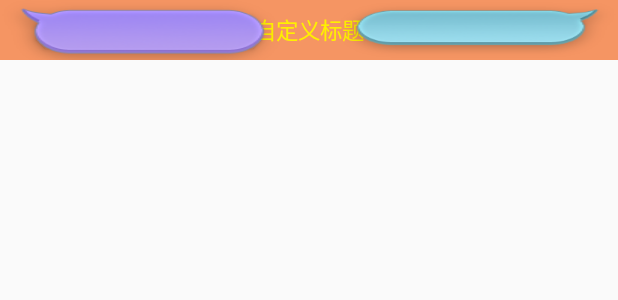
After one commit to lcmftianci/RecyclerViewDemo, an Android app: the layout def_view_activity.xml on its own in the app's theme, with its tools: preview values and no code run, on a phone screen of 412 x 824 dp. The commit adds this screen. Shown: the top 300 px of the screen. Run offline under Robolectric (Android 15) with nearby library versions, the phone set to English and light mode, and no system bars.

```diff
--- a/RecyclerViewDemo/app/src/main/AndroidManifest.xml
+++ b/RecyclerViewDemo/app/src/main/AndroidManifest.xml
@@ -57,6 +57,8 @@
 
         <activity android:name=".LoadActivity"></activity>
 
+        <activity android:name=".DefView.DefViewActivity"></activity>
+
     </application>
 
 </manifest>
--- /dev/null
+++ b/RecyclerViewDemo/app/src/main/java/com/lcmf/xll/recyclerviewdemo/DefView/TopBar.java
@@ -0,0 +1,127 @@
+package com.lcmf.xll.recyclerviewdemo.DefView;
+
+import android.content.Context;
+import android.content.res.TypedArray;
+import android.graphics.drawable.Drawable;
+import android.util.AttributeSet;
+import android.view.Gravity;
+import android.view.View;
+import android.view.ViewGroup;
+import android.widget.Button;
+import android.widget.RelativeLayout;
+import android.widget.TextView;
+
+import com.lcmf.xll.recyclerviewdemo.R;
+
+/**
+ * 自定义View控件
+ * Created by Administrator on 2017/6/25 0025.
+ */
+
+public class TopBar extends RelativeLayout {
+
+	//成员变量
+	private Button leftBtn, rightBtn;
+	private TextView tvTitle;
+	private int leftTexColor;
+	private Drawable leftBackground;
+	private String leftText;
+	private int rightTexColor;
+	private Drawable rightBackground;
+	private String rightText;
+	private float titleTextSize;
+	private int titleTextColor;
+	private String titleText;
+
+	private LayoutParams leftParams, rightParams, titleParams;
+
+	private topbarOnClickListener listener;
+
+	//新建接口
+	public interface topbarOnClickListener{
+		public void leftClick();
+		public void rightClick();
+	}
+
+	public void setOnTopbarClickListener(topbarOnClickListener listener){
+		this.listener = listener;
+	}
+
+
+	public TopBar(Context context, AttributeSet attrs) {
+		super(context, attrs);
+		TypedArray ta = context.obtainStyledAttributes(attrs, R.styleable.TopBar);
+		leftTexColor = ta.getColor(R.styleable.TopBar_leftTextColor, 0);
+		leftBackground = ta.getDrawable(R.styleable.TopBar_leftTextBackground);
+		leftText = ta.getString(R.styleable.TopBar_leftText);
+
+		rightTexColor = ta.getColor(R.styleable.TopBar_rightTextColor, 0);
+		rightBackground = ta.getDrawable(R.styleable.TopBar_rightTextBackground);
+		rightText = ta.getString(R.styleable.TopBar_rightText);
+
+		titleText = ta.getString(R.styleable.TopBar_title);
+		titleTextColor = ta.getColor(R.styleable.TopBar_titleTextColor, 0);
+		titleTextSize = ta.getDimension(R.styleable.TopBar_titleTextSize, 0);
+
+		ta.recycle();//回收
+
+		leftBtn = new Button(context);
+		rightBtn =  new Button(context);
+		tvTitle = new TextView(context);
+
+		leftBtn.setText(leftText);
+		leftBtn.setBackground(leftBackground);
+		leftBtn.setTextColor(leftTexColor);
+
+		rightBtn.setText(rightText);
+		rightBtn.setBackground(rightBackground);
+		rightBtn.setTextColor(rightTexColor);
+
+		tvTitle.setText(titleText);
+		tvTitle.setTextColor(titleTextColor);
+		tvTitle.setTextSize(titleTextSize);
+		tvTitle.setGravity(Gravity.CENTER);
+
+		setBackgroundColor(0xfff59563);
+
+		leftParams = new LayoutParams(ViewGroup.LayoutParams.WRAP_CONTENT, LayoutParams.WRAP_CONTENT);
+		leftParams.addRule(RelativeLayout.ALIGN_PARENT_LEFT, TRUE);
+		addView(leftBtn, leftParams);
+
+		rightParams = new LayoutParams(ViewGroup.LayoutParams.WRAP_CONTENT, LayoutParams.WRAP_CONTENT);
+		rightParams.addRule(RelativeLayout.ALIGN_PARENT_RIGHT, TRUE);
+		addView(rightBtn, rightParams);
+
+		titleParams = new LayoutParams(ViewGroup.LayoutParams.WRAP_CONTENT, LayoutParams.MATCH_PARENT);
+		titleParams.addRule(RelativeLayout.CENTER_IN_PARENT, TRUE);
+		addView(tvTitle, titleParams);
+
+		//点击相应事件
+		leftBtn.setOnClickListener(new OnClickListener() {
+			@Override
+			public void onClick(View v) {
+				listener.leftClick();
+			}
+		});
+
+		rightBtn.setOnClickListener(new OnClickListener() {
+			@Override
+			public void onClick(View v) {
+				listener.rightClick();
+			}
+		});
+	}
+
+	//按键隐藏
+	public void setLeftBtnVisible(boolean flag)
+	{
+		if(flag)
+		{
+			leftBtn.setVisibility(View.VISIBLE);
+		}
+		else
+		{
+			leftBtn.setVisibility(View.GONE);
+		}
+	}
+}
--- a/RecyclerViewDemo/app/src/main/java/com/lcmf/xll/recyclerviewdemo/SplashActivity.java
+++ b/RecyclerViewDemo/app/src/main/java/com/lcmf/xll/recyclerviewdemo/SplashActivity.java
@@ -10,6 +10,7 @@ import android.view.animation.AnimationUtils;
 import android.widget.ImageView;
 
 import com.iflytek.cloud.SpeechUtility;
+import com.lcmf.xll.recyclerviewdemo.DefView.DefViewActivity;
 import com.lcmf.xll.recyclerviewdemo.xunfei.XunFeiActivity;
 
 /**
@@ -43,7 +44,7 @@ public class SplashActivity extends Activity {
 			editor.putInt("times", 2);
 			editor.apply();
 		}else{
-			Intent intent = new Intent(SplashActivity.this, MainPage.class);
+			Intent intent = new Intent(SplashActivity.this, DefViewActivity.class);
 			startActivity(intent);
 			finish();
 		}
@@ -106,7 +107,7 @@ public class SplashActivity extends Activity {
 
 			@Override
 			public void onAnimationEnd(Animation animation) {
-				Intent intent = new Intent(SplashActivity.this, MainPage.class);
+				Intent intent = new Intent(SplashActivity.this, DefViewActivity.class);
 				startActivity(intent);
 				finish();
 			}
--- a/RecyclerViewDemo/app/src/main/res/layout/activity_mainpage.xml
+++ b/RecyclerViewDemo/app/src/main/res/layout/activity_mainpage.xml
@@ -3,7 +3,8 @@
     xmlns:android="http://schemas.android.com/apk/res/android"
     xmlns:lcmf="http://schemas.android.com/apk/res/com.lcmf.xll.recyclerviewdemo"
     android:layout_width="match_parent"
-    android:layout_height="match_parent">
+    android:layout_height="match_parent"
+    android:background="@drawable/img_frame_background">
 
     <com.lcmf.xll.recyclerviewdemo.view.SlidingMenu
         android:layout_width="match_parent"
@@ -26,8 +27,10 @@
                     android:layout_width="wrap_content"
                     android:layout_height="wrap_content"
                     android:onClick="toggleMenu"
+                    android:layout_gravity="bottom"
                     android:text="菜单"/>
             </LinearLayout>
+
         </LinearLayout>
     </com.lcmf.xll.recyclerviewdemo.view.SlidingMenu>
 
--- /dev/null
+++ b/RecyclerViewDemo/app/src/main/res/layout/def_view_activity.xml
@@ -0,0 +1,23 @@
+<?xml version="1.0" encoding="utf-8"?>
+<RelativeLayout xmlns:android="http://schemas.android.com/apk/res/android"
+              xmlns:lcmf="http://schemas.android.com/apk/res-auto"
+              xmlns:tools="http://schemas.android.com/tools"
+              android:layout_width="match_parent"
+              android:layout_height="match_parent">
+
+    <com.lcmf.xll.recyclerviewdemo.DefView.TopBar
+        android:layout_width="match_parent"
+        android:layout_height="40dp"
+        android:id="@+id/id_topbar"
+        lcmf:leftText="Back"
+        lcmf:leftTextBackground="@drawable/left"
+        lcmf:leftTextColor="#FFFFFF"
+        lcmf:rightText="Back"
+        lcmf:rightTextBackground="@drawable/right"
+        lcmf:rightTextColor="#FFFFFF"
+        lcmf:title="自定义标题"
+        lcmf:titleTextColor="#FFF000"
+        lcmf:titleTextSize="10sp">
+    </com.lcmf.xll.recyclerviewdemo.DefView.TopBar>
+
+</RelativeLayout>
--- a/RecyclerViewDemo/app/src/main/res/layout/left_menu.xml
+++ b/RecyclerViewDemo/app/src/main/res/layout/left_menu.xml
@@ -2,8 +2,7 @@
 <RelativeLayout xmlns:android="http://schemas.android.com/apk/res/android"
               android:orientation="vertical"
               android:layout_width="match_parent"
-              android:layout_height="match_parent"
-              android:background="@drawable/img_frame_background">
+              android:layout_height="match_parent">
 
     <LinearLayout
         android:layout_width="match_parent"
```
Also changed, not shown: RecyclerViewDemo/app/src/main/java/com/lcmf/xll/recyclerviewdemo/DefView/DefViewActivity.java (added, +35 -0 lines), RecyclerViewDemo/app/src/main/java/com/lcmf/xll/recyclerviewdemo/view/SlidingMenu.java (+24 -0 lines), RecyclerViewDemo/app/src/main/res/layout/desk_ass_main.xml (added, +7 -0 lines), RecyclerViewDemo/app/src/main/res/values/attr.xml (+12 -0 lines).
